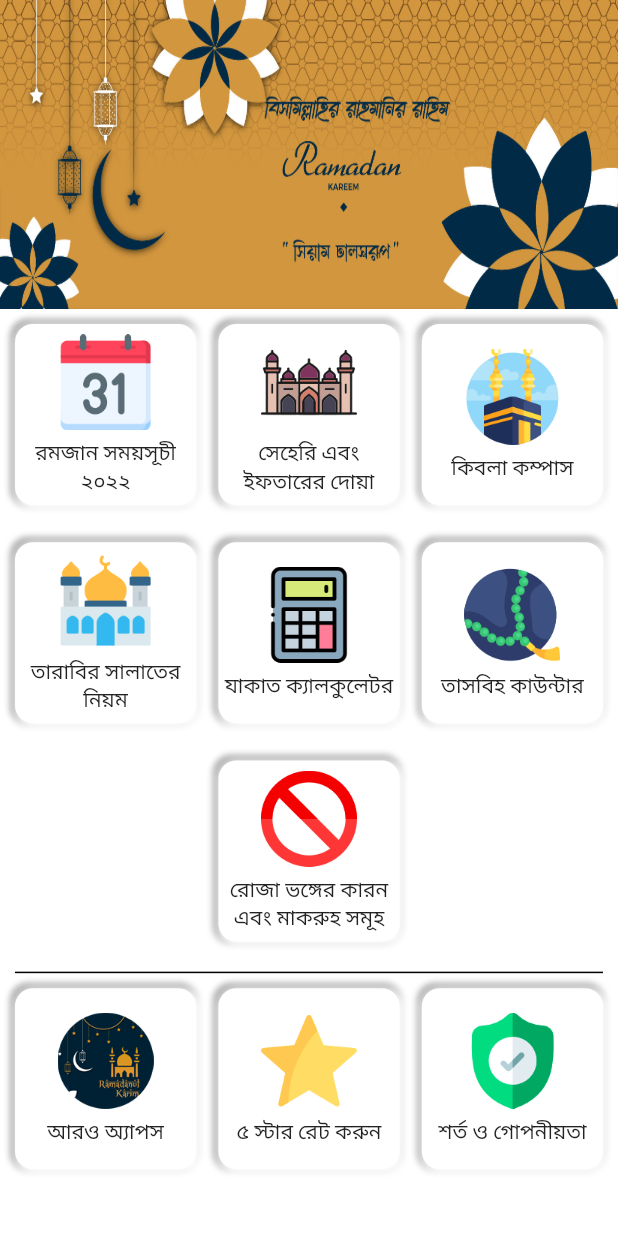
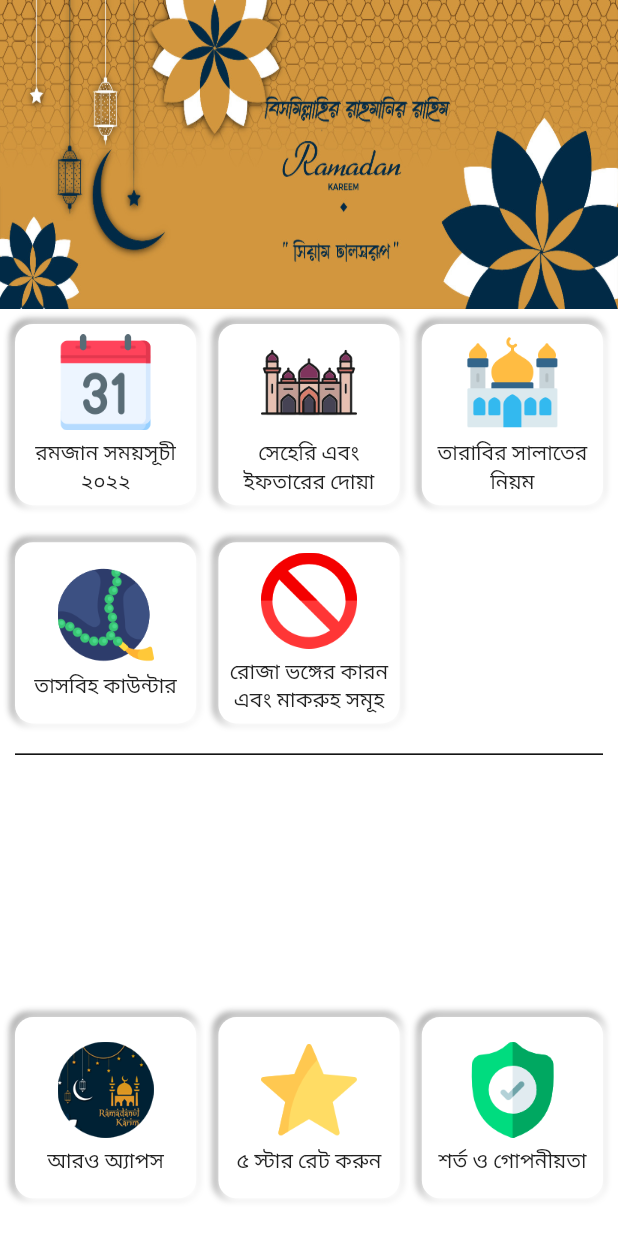
Before and after one commit to hridoycse197/RamadanApp, a Flutter app: the screen it shows after launch, on a phone screen of 412 x 824 dp. Run offline on Flutter 3.47's test engine with Material 2 defaults, Android fonts, the phone set to English and light mode, and no system bars; our stand-ins replace audioplayers, flutter_screenutil, get, lottie.

Commit message:
height edit

```diff
--- a/lib/screens/tasbih/tasbih.dart
+++ b/lib/screens/tasbih/tasbih.dart
@@ -4,7 +4,6 @@ import 'package:get/get.dart';
 
 import 'package:lottie/lottie.dart';
 
-import 'package:ramadanapp/utils/assets_link.dart';
 import 'package:ramadanapp/utils/color/colors.dart';
 import 'package:ramadanapp/utils/data_text.dart';
 
@@ -31,7 +30,7 @@ class Tasbih extends StatelessWidget {
           kToolbarHeight,
         ),
         child: AppbarWidget(
-          title: Datatext.tarabih_salat_appbar_title,
+          title: Datatext.tasbih_page_title,
         ),
       ),
       body: SafeArea(
--- a/lib/utils/data_text.dart
+++ b/lib/utils/data_text.dart
@@ -2,7 +2,7 @@ class Datatext {
   //tasbih
   static const String iftar_sehri_appbar_title = 'সেহরি ও ইফতারের দোয়া';
   //niot and iftar
-  static const String tasbih_page_target = 'টার্গেট সেট করুন ';
+  static const String tasbih_page_title = 'তাসবিহ কাউন্টার';
   static const String niot_title = '* সেহরির দোয়া (রোজার নিয়ত):';
   static const String niot_arbi =
       'نَوَيْتُ اَنْ اُصُوْمَ غَدًا مِّنْ شَهْرِ رَمْضَانَ الْمُبَارَكِ فَرْضَا لَكَ يَا اللهُ فَتَقَبَّل مِنِّى اِنَّكَ اَنْتَ السَّمِيْعُ الْعَلِيْم ';
--- a/lib/widgets/grid_design.dart
+++ b/lib/widgets/grid_design.dart
@@ -24,24 +24,12 @@ class GridDesign extends StatelessWidget {
       title: 'সেহেরি এবং ইফতারের দোয়া',
     ),
     ItemModel(
-      image: 'assets/icons/kaaba.png',
-      title: 'কিবলা কম্পাস',
-    ),
-    ItemModel(
       image: 'assets/icons/mosque-1.png',
       title: 'তারাবির সালাতের নিয়ম',
     ),
     ItemModel(
-      image: 'assets/icons/calculator.png',
-      title: 'যাকাত ক্যালকুলেটর',
-    ),
-    ItemModel(
       image: 'assets/icons/beads.png',
       title: 'তাসবিহ কাউন্টার',
-    ),
-    ItemModel(
-      image: null,
-      title: null,
     ),
     ItemModel(
       image: 'assets/icons/prohibition.png',
@@ -51,11 +39,8 @@ class GridDesign extends StatelessWidget {
   final pagelist = [
     SelectDivision(),
     SehriIftar(),
-    SehriIftar(),
     TarabihSalat(),
     Tasbih(),
-    Tasbih(),
-    null,
     RojaVongo(),
   ];
 
--- a/lib/widgets/home_content.dart
+++ b/lib/widgets/home_content.dart
@@ -20,7 +20,10 @@ class HomeContant extends StatelessWidget {
               height: 1,
             ),
           ),
-          GridDesign2()
+          SizedBox(
+            height: height * 0.20,
+          ),
+          GridDesign2(),
         ],
       ),
     );
```
Also changed, not shown: lib/screens/select_division.dart (+20 -39 lines).
